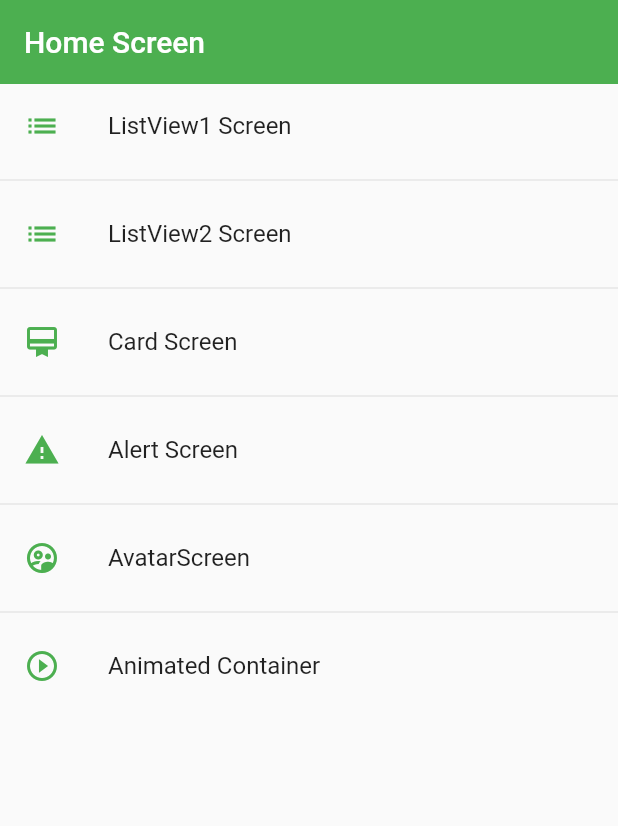
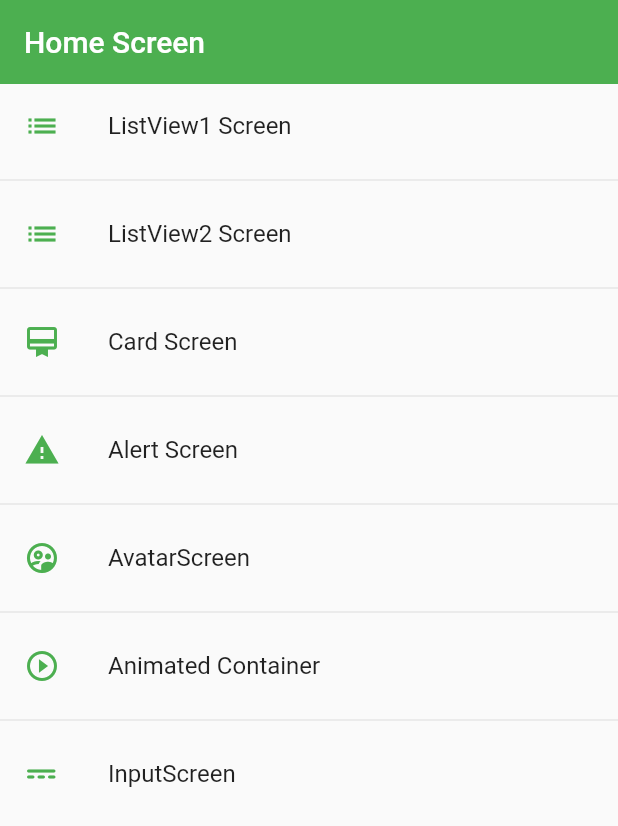
Before and after one commit to eidepozo/fl_components, a Flutter app: the screen it shows after launch, on a phone screen of 412 x 824 dp. Shown: the top 826 px of the screen. Run offline on Flutter 3.47's test engine with Material 2 defaults, Android fonts, the phone set to English and light mode, and no system bars.

Commit message:
Agrega InputScreen

```diff
--- a/fl_components/lib/router/app_routes.dart
+++ b/fl_components/lib/router/app_routes.dart
@@ -44,6 +44,11 @@ class AppRoutes {
         name: 'Animated Container',
         screen: const AnimatedScreen(),
         icon: Icons.play_circle_outline_outlined),
+    MenuOption(
+        route: 'input',
+        name: 'InputScreen',
+        screen: const InputScreen(),
+        icon: Icons.power_input_rounded)
   ];
 
   static Map<String, Widget Function(BuildContext)> getAppRoutes() {
--- a/fl_components/lib/screens/screens.dart
+++ b/fl_components/lib/screens/screens.dart
@@ -5,3 +5,4 @@ export 'package:fl_components/screens/listview1_screen.dart';
 export 'package:fl_components/screens/listview2_screen.dart';
 export 'package:fl_components/screens/avatar_screen.dart';
 export 'package:fl_components/screens/animated_screen.dart';
+export 'package:fl_components/screens/inputs_screen.dart';
```
Also changed, not shown: fl_components/lib/screens/inputs_screen.dart (added, +27 -0 lines).
